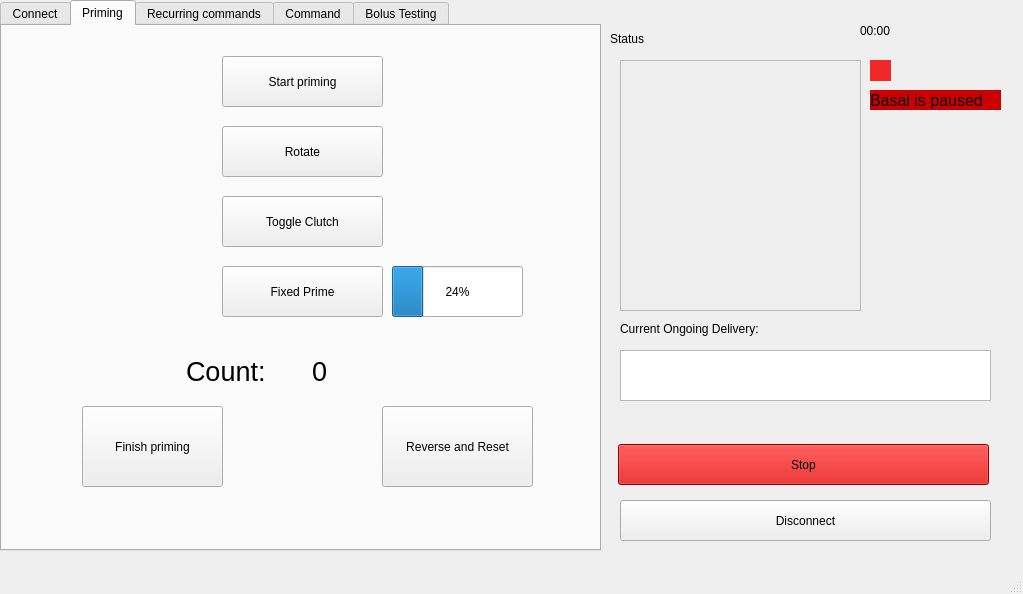
First picture: the form in basic.ui, repository arjun1299/PancreasGUI, before the edit.
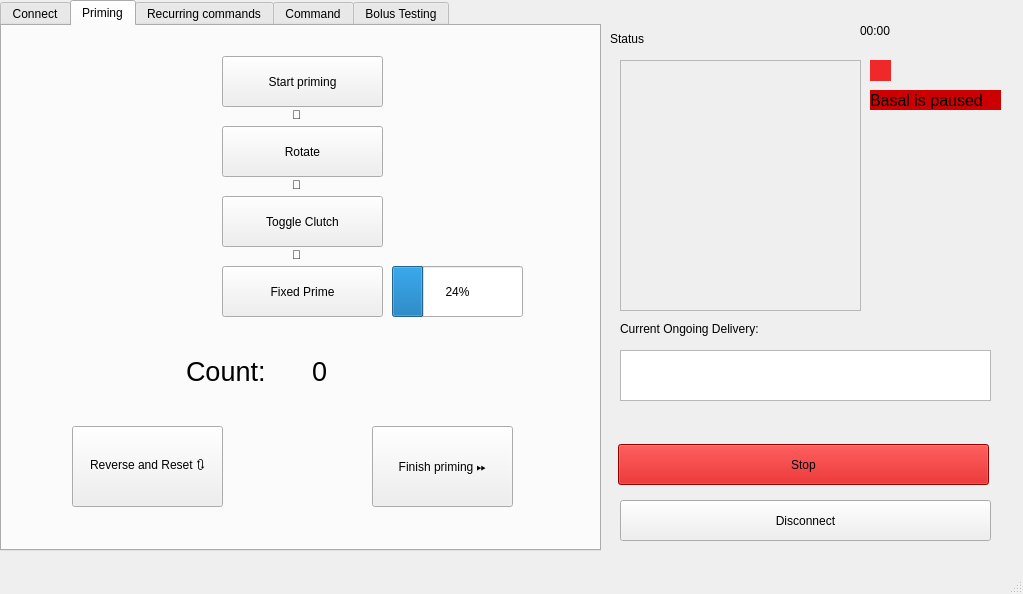
Second picture: the form after the edit. The open tabs and pages were chosen to show the change.

```diff
--- a/basic.ui
+++ b/basic.ui
@@ -158,14 +158,14 @@
      <widget class="QPushButton" name="finishPrimeBtn">
       <property name="geometry">
        <rect>
-        <x>80</x>
-        <y>380</y>
+        <x>370</x>
+        <y>400</y>
         <width>141</width>
         <height>81</height>
        </rect>
       </property>
       <property name="text">
-       <string>Finish priming</string>
+       <string>Finish priming ⏩</string>
       </property>
      </widget>
      <widget class="QPushButton" name="fixedPrimeBtn">
@@ -197,14 +197,14 @@
      <widget class="QPushButton" name="resetBtn">
       <property name="geometry">
        <rect>
-        <x>380</x>
-        <y>380</y>
+        <x>70</x>
+        <y>400</y>
         <width>151</width>
         <height>81</height>
        </rect>
       </property>
       <property name="text">
-       <string>Reverse and Reset</string>
+       <string>Reverse and Reset 🔃</string>
       </property>
      </widget>
      <widget class="QProgressBar" name="primingBar">
@@ -220,6 +220,45 @@
        <number>24</number>
       </property>
      </widget>
+     <widget class="QLabel" name="label_3">
+      <property name="geometry">
+       <rect>
+        <x>290</x>
+        <y>80</y>
+        <width>16</width>
+        <height>17</height>
+       </rect>
+      </property>
+      <property name="text">
+       <string>🔽</string>
+      </property>
+     </widget>
+     <widget class="QLabel" name="label_7">
+      <property name="geometry">
+       <rect>
+        <x>290</x>
+        <y>150</y>
+        <width>16</width>
+        <height>17</height>
+       </rect>
+      </property>
+      <property name="text">
+       <string>🔽</string>
+      </property>
+     </widget>
+     <widget class="QLabel" name="label_9">
+      <property name="geometry">
+       <rect>
+        <x>290</x>
+        <y>220</y>
+        <width>16</width>
+        <height>17</height>
+       </rect>
+      </property>
+      <property name="text">
+       <string>🔽</string>
+      </property>
+     </widget>
     </widget>
     <widget class="QWidget" name="RecurringTab">
      <attribute name="title">
```
Left out of the diff: 34 changed lines with no effect on the pictures.
